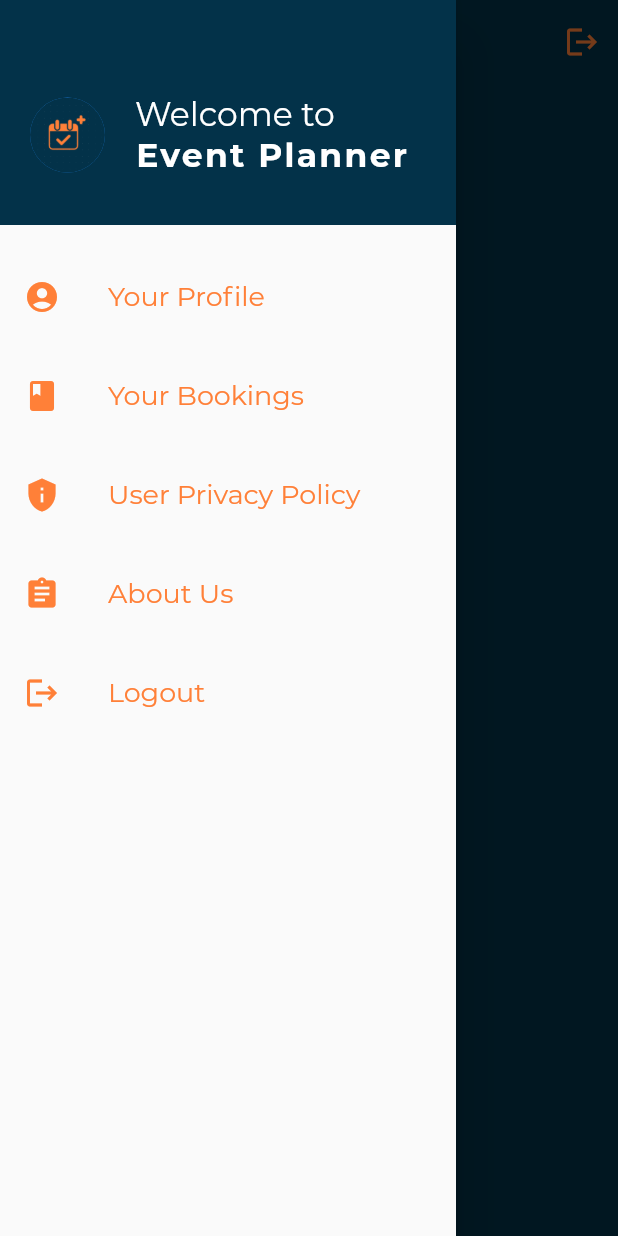
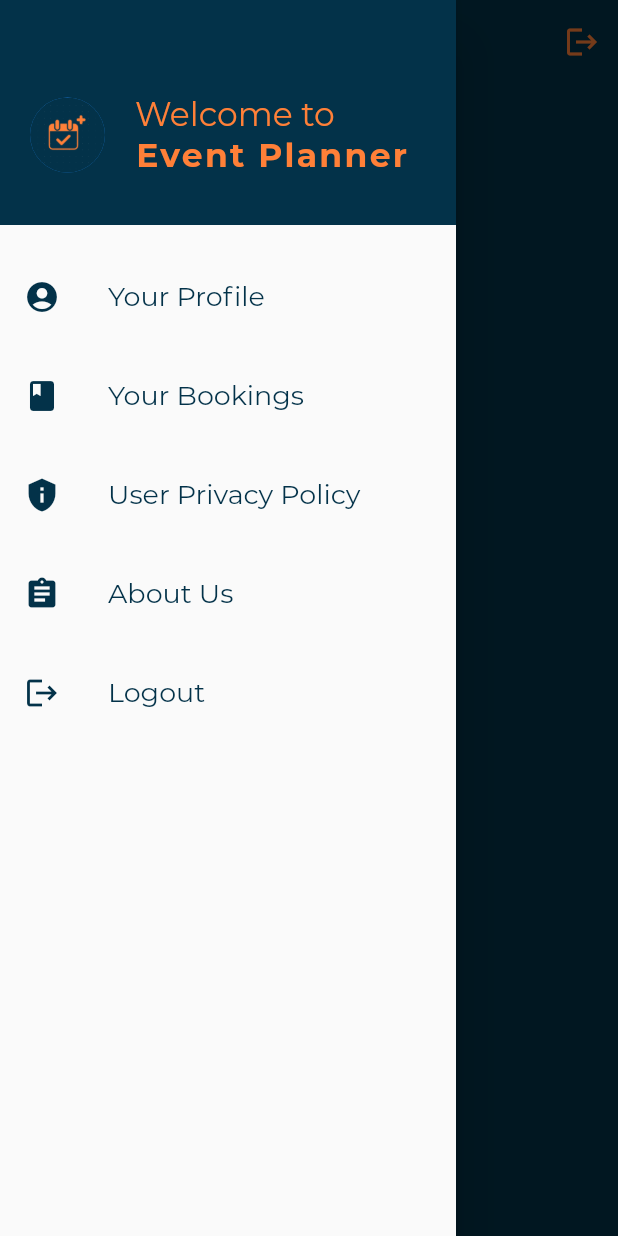
Before and after one commit to mohitvats2102/event_planner_udaipur, a Flutter app: the HomeScreen screen opened directly, with the side drawer open, on a phone screen of 412 x 824 dp. Run offline on Flutter 3.47's test engine with Material 2 defaults, Android fonts, the light colour scheme and no system bars; drawn by our look-alikes of carousel_slider; our stand-ins replace cloud_firestore, firebase_auth, firebase_core, firebase_storage, flutter_signin_button, google_sign_in and 4 more; accounts and stored records are empty.

Commit message:
Almost Completed

```diff
--- a/lib/widgets/event_builder.dart
+++ b/lib/widgets/event_builder.dart
@@ -19,7 +19,7 @@ class EventBuilder extends StatelessWidget {
         Navigator.of(context).pushNamed(VenueList.venueScreen,
             //change here
             arguments: [
-              _eventList[index].data()['name'],
+              _eventList[index].id,
               index,
               _eventList[index].data()['image'],
               eventDocID,
@@ -47,7 +47,7 @@ class EventBuilder extends StatelessWidget {
             ),
             child: FittedBox(
               child: Text(
-                _eventList[index].data()['name'],
+                _eventList[index].id,
                 style: TextStyle(
                   color: Colors.white,
                   fontSize: 18,
--- a/lib/widgets/main_drawer.dart
+++ b/lib/widgets/main_drawer.dart
@@ -1,6 +1,7 @@
 import 'package:event_planner_udaipur/screens/user_bookings.dart';
 import 'package:event_planner_udaipur/screens/user_profile.dart';
 import 'package:flutter/material.dart';
+import 'package:event_planner_udaipur/constant.dart';
 
 class MainDrawer extends StatelessWidget {
   final String userName;
@@ -15,13 +16,13 @@ class MainDrawer extends StatelessWidget {
       onTap: onTap,
       leading: Icon(
         icon,
-        color: Color(0xFFFF8038),
+        color: kdarkTeal,
       ),
       title: Text(
         text,
         style: TextStyle(
           fontSize: 18,
-          color: Color(0xFFFF8038),
+          color: kdarkTeal,
         ),
       ),
     );
@@ -52,14 +53,14 @@ class MainDrawer extends StatelessWidget {
                       'Welcome to',
                       style: TextStyle(
                         fontSize: 22,
-                        color: Colors.white,
+                        color: Color(0xFFFF8038),
                       ),
                     ),
                     Text(
                       'Event Planner',
                       style: TextStyle(
                         fontSize: 22,
-                        color: Colors.white,
+                        color: Color(0xFFFF8038),
                         letterSpacing: 1.5,
                         fontWeight: FontWeight.w600,
                       ),
```
Also changed, not shown: lib/screens/venue_detail_screen.dart (+37 -37 lines).
